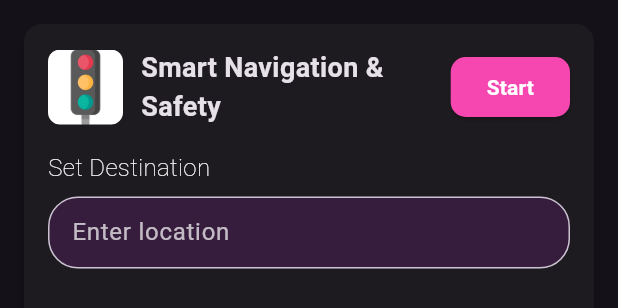
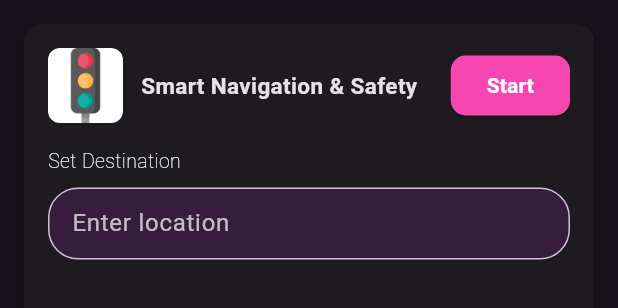
Before and after one commit to Nadaali18/ClimaQuest, a Flutter app: the SmartInfoCard widget shown alone on an empty page, opened directly, after a tap on "See Details", on a phone screen of 412 x 824 dp. Shown: the top 308 px of the screen. Run offline on Flutter 3.47's test engine with Material 3 defaults, Android fonts, the light colour scheme and no system bars; our stand-ins replace curved_navigation_bar, go_router, image_picker, webview_flutter.

Commit message:
edit home details

```diff
--- a/lib/features/home/widgets/smar_info_card.dart
+++ b/lib/features/home/widgets/smar_info_card.dart
@@ -62,7 +62,7 @@ class _SmartInfoCardState extends State<SmartInfoCard> {
                 Expanded(
                   child: CustomText(
                     widget.title,
-                    fontSize: 18,
+                    fontSize: 15,
                     fontWeight: FontWeight.bold,
                   ),
                 ),
@@ -102,7 +102,7 @@ class _SmartInfoCardState extends State<SmartInfoCard> {
                   children: [
                     CustomText(
                       'Set Destination',
-                      fontSize: 16,
+                      fontSize: 13,
                       fontWeight: FontWeight.w200,
                       color: Colors.white,
                     ),
@@ -138,8 +138,22 @@ class _SmartInfoCardState extends State<SmartInfoCard> {
                     borderRadius: BorderRadius.circular(8),
                   ),
                   child:CustomText(
+                        'Destination: ${_locationController.text}',
+                        fontSize: 16,
+                        color: Colors.white,
+                      ),
+                ),
+                SizedBox(height: 10),
+                Container(
+                  width: double.infinity,
+                  padding: EdgeInsets.all(16),
+                  decoration: BoxDecoration(
+                    color: Colors.purple.withValues(alpha: 0.1),
+                    borderRadius: BorderRadius.circular(8),
+                  ),
+                  child:CustomText(
                         widget.details1,
-                        fontSize: 16,
+                        fontSize: 13,
                         color: Colors.white,
                       ),
                 ),
@@ -153,7 +167,7 @@ class _SmartInfoCardState extends State<SmartInfoCard> {
                   ),
                   child: CustomText(
                         widget.details2,
-                        fontSize: 16,
+                        fontSize: 13,
                         color: Colors.white,
                       ),
                 ),
```
Also changed, not shown: lib/features/home/widgets/info_card.dart (+8 -6 lines).
